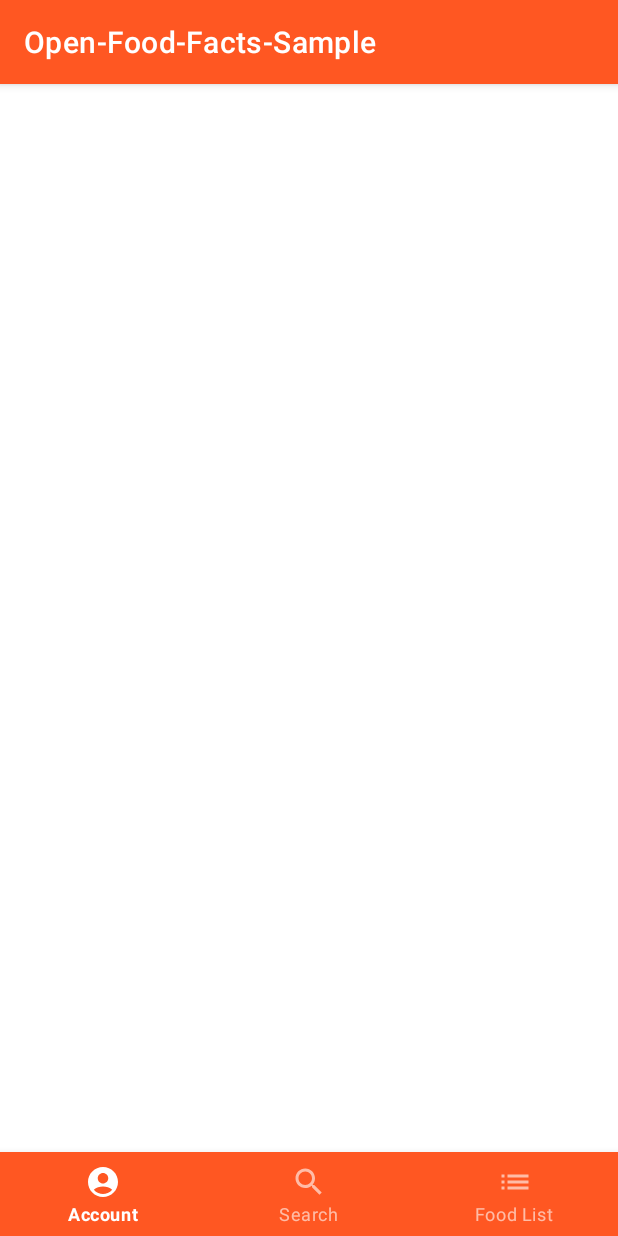
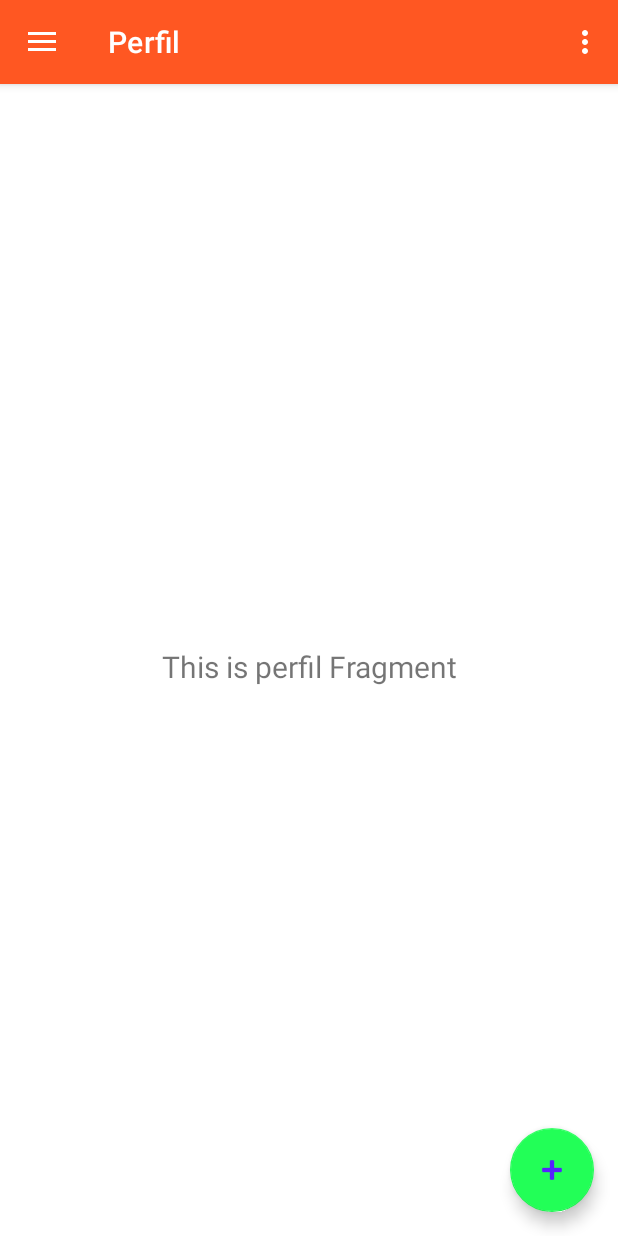
Before and after one commit to gmzucolo/open-food-sample, an Android app: the screen it shows after launch (MainActivity before the commit, NavigationActivity after it), on a phone screen of 412 x 824 dp. Run offline under Robolectric (Android 15) with nearby library versions, the phone set to English and light mode, and no system bars; our stand-ins replace navigation-ui.

Commit message:
navigation done

```diff
--- a/app/src/main/java/com/example/open_food_facts_sample/ui/NavigationActivity.kt
+++ b/app/src/main/java/com/example/open_food_facts_sample/ui/NavigationActivity.kt
@@ -38,7 +38,7 @@ class NavigationActivity : AppCompatActivity() {
         // menu should be considered as top level destinations.
         appBarConfiguration = AppBarConfiguration(
             setOf(
-                R.id.nav_home, R.id.nav_account, R.id.nav_food
+                R.id.nav_perfil, R.id.nav_config, R.id.nav_food
             ), drawerLayout
         )
         setupActionBarWithNavController(navController, appBarConfiguration)
--- a/app/src/main/java/com/example/open_food_facts_sample/ui/SplashActivity.kt
+++ b/app/src/main/java/com/example/open_food_facts_sample/ui/SplashActivity.kt
@@ -20,7 +20,7 @@ class SplashActivity : AppCompatActivity() {
     }
 
     private fun openHomeFragment() {
-        val intent = Intent(this@SplashActivity, MainActivity::class.java)
+        val intent = Intent(this@SplashActivity, NavigationActivity::class.java)
         startActivity(intent)
         finish()
     }
--- a/app/src/main/java/com/example/open_food_facts_sample/ui/ui/home/HomeViewModel.kt
+++ b/app/src/main/java/com/example/open_food_facts_sample/ui/ui/gallery/ConfigViewModel.kt
@@ -1,13 +1,13 @@
-package com.example.open_food_facts_sample.ui.ui.home
+package com.example.open_food_facts_sample.ui.ui.gallery
 
 import androidx.lifecycle.LiveData
 import androidx.lifecycle.MutableLiveData
 import androidx.lifecycle.ViewModel
 
-class HomeViewModel : ViewModel() {
+class ConfigViewModel : ViewModel() {
 
     private val _text = MutableLiveData<String>().apply {
-        value = "This is home Fragment"
+        value = "This is config Fragment"
     }
     val text: LiveData<String> = _text
 }
--- a/app/src/main/java/com/example/open_food_facts_sample/ui/ui/gallery/AccountFragment.kt
+++ b/app/src/main/java/com/example/open_food_facts_sample/ui/ui/home/PerfilFragment.kt
@@ -1,4 +1,4 @@
-package com.example.open_food_facts_sample.ui.ui.gallery
+package com.example.open_food_facts_sample.ui.ui.home
 
 import android.os.Bundle
 import android.view.LayoutInflater
@@ -7,11 +7,11 @@ import android.view.ViewGroup
 import android.widget.TextView
 import androidx.fragment.app.Fragment
 import androidx.lifecycle.ViewModelProvider
-import com.example.open_food_facts_sample.databinding.FragmentAccountBinding
+import com.example.open_food_facts_sample.databinding.FragmentPerfilBinding
 
-class AccountFragment : Fragment() {
+class PerfilFragment : Fragment() {
 
-    private var _binding: FragmentAccountBinding? = null
+    private var _binding: FragmentPerfilBinding? = null
 
     // This property is only valid between onCreateView and
     // onDestroyView.
@@ -22,14 +22,14 @@ class AccountFragment : Fragment() {
         container: ViewGroup?,
         savedInstanceState: Bundle?
     ): View {
-        val accountViewModel =
-            ViewModelProvider(this).get(AccountViewModel::class.java)
+        val perfilViewModel =
+            ViewModelProvider(this).get(PerfilViewModel::class.java)
 
-        _binding = FragmentAccountBinding.inflate(inflater, container, false)
+        _binding = FragmentPerfilBinding.inflate(inflater, container, false)
         val root: View = binding.root
 
-        val textView: TextView = binding.textGallery
-        accountViewModel.text.observe(viewLifecycleOwner) {
+        val textView: TextView = binding.textPerfil
+        perfilViewModel.text.observe(viewLifecycleOwner) {
             textView.text = it
         }
         return root
--- a/app/src/main/java/com/example/open_food_facts_sample/ui/ui/gallery/AccountViewModel.kt
+++ b/app/src/main/java/com/example/open_food_facts_sample/ui/ui/home/PerfilViewModel.kt
@@ -1,13 +1,13 @@
-package com.example.open_food_facts_sample.ui.ui.gallery
+package com.example.open_food_facts_sample.ui.ui.home
 
 import androidx.lifecycle.LiveData
 import androidx.lifecycle.MutableLiveData
 import androidx.lifecycle.ViewModel
 
-class AccountViewModel : ViewModel() {
+class PerfilViewModel : ViewModel() {
 
     private val _text = MutableLiveData<String>().apply {
-        value = "This is conta Fragment"
+        value = "This is perfil Fragment"
     }
     val text: LiveData<String> = _text
 }
--- /dev/null
+++ b/app/src/main/res/drawable/ic_menu_config.xml
@@ -0,0 +1,5 @@
+<vector android:height="24dp" android:tint="#000000"
+    android:viewportHeight="24" android:viewportWidth="24"
+    android:width="24dp" xmlns:android="http://schemas.android.com/apk/res/android">
+    <path android:fillColor="@android:color/white" android:pathData="M12,8c1.1,0 2,-0.9 2,-2s-0.9,-2 -2,-2 -2,0.9 -2,2 0.9,2 2,2zM12,10c-1.1,0 -2,0.9 -2,2s0.9,2 2,2 2,-0.9 2,-2 -0.9,-2 -2,-2zM12,16c-1.1,0 -2,0.9 -2,2s0.9,2 2,2 2,-0.9 2,-2 -0.9,-2 -2,-2z"/>
+</vector>
--- /dev/null
+++ b/app/src/main/res/drawable/ic_menu_logout.xml
@@ -0,0 +1,5 @@
+<vector android:height="24dp" android:tint="#000000"
+    android:viewportHeight="24" android:viewportWidth="24"
+    android:width="24dp" xmlns:android="http://schemas.android.com/apk/res/android">
+    <path android:fillColor="@android:color/white" android:pathData="M11,7L9.6,8.4l2.6,2.6H2v2h10.2l-2.6,2.6L11,17l5,-5L11,7zM20,19h-8v2h8c1.1,0 2,-0.9 2,-2V5c0,-1.1 -0.9,-2 -2,-2h-8v2h8V19z"/>
+</vector>
--- a/app/src/main/res/layout/fragment_home.xml
+++ b/app/src/main/res/layout/fragment_config.xml
@@ -4,10 +4,10 @@
     xmlns:tools="http://schemas.android.com/tools"
     android:layout_width="match_parent"
     android:layout_height="match_parent"
-    tools:context=".ui.ui.home.HomeFragment">
+    tools:context=".ui.ui.gallery.ConfigFragment">
 
     <TextView
-        android:id="@+id/text_home"
+        android:id="@+id/text_config"
         android:layout_width="match_parent"
         android:layout_height="wrap_content"
         android:layout_marginStart="8dp"
--- a/app/src/main/res/layout/fragment_account.xml
+++ b/app/src/main/res/layout/fragment_perfil.xml
@@ -4,10 +4,10 @@
     xmlns:tools="http://schemas.android.com/tools"
     android:layout_width="match_parent"
     android:layout_height="match_parent"
-    tools:context=".ui.ui.gallery.AccountFragment">
+    tools:context=".ui.ui.home.PerfilFragment">
 
     <TextView
-        android:id="@+id/text_gallery"
+        android:id="@+id/text_perfil"
         android:layout_width="match_parent"
         android:layout_height="wrap_content"
         android:layout_marginStart="8dp"
--- a/app/src/main/res/menu/activity_main_drawer.xml
+++ b/app/src/main/res/menu/activity_main_drawer.xml
@@ -5,16 +5,20 @@
 
     <group android:checkableBehavior="single">
         <item
-            android:id="@+id/nav_home"
-            android:icon="@drawable/ic_menu_camera"
-            android:title="@string/menu_home" />
+            android:id="@+id/nav_perfil"
+            android:icon="@drawable/ic_menu_account"
+            android:title="@string/menu_perfil" />
         <item
-            android:id="@+id/nav_account"
-            android:icon="@drawable/ic_menu_gallery"
-            android:title="Conta" />
+            android:id="@+id/nav_config"
+            android:icon="@drawable/ic_menu_config"
+            android:title="@string/menu_configuracoes" />
         <item
             android:id="@+id/nav_food"
-            android:icon="@drawable/ic_menu_slideshow"
-            android:title="Alimentos" />
+            android:icon="@drawable/ic_menu_list"
+            android:title="@string/menu_alimentos" />
+        <item
+            android:id="@+id/nav_logout"
+            android:icon="@drawable/ic_menu_logout"
+            android:title="@string/menu_logout" />
     </group>
 </menu>
--- a/app/src/main/res/menu/bottom_navigation_items.xml
+++ b/app/src/main/res/menu/bottom_navigation_items.xml
@@ -1,15 +1,15 @@
 <?xml version="1.0" encoding="utf-8"?>
 <menu xmlns:android="http://schemas.android.com/apk/res/android">
     <item
-        android:id="@+id/nav_account"
-        android:icon="@drawable/ic_account"
+        android:id="@+id/nav_config"
+        android:icon="@drawable/ic_menu_account"
         android:title="Account" />
     <item
-        android:id="@+id/nav_home"
+        android:id="@+id/nav_perfil"
         android:icon="@drawable/ic_search"
         android:title="Search" />
     <item
         android:id="@+id/nav_food"
-        android:icon="@drawable/ic_list"
+        android:icon="@drawable/ic_menu_list"
         android:title="Food List" />
 </menu>
--- a/app/src/main/res/navigation/mobile_navigation.xml
+++ b/app/src/main/res/navigation/mobile_navigation.xml
@@ -3,19 +3,19 @@
     xmlns:app="http://schemas.android.com/apk/res-auto"
     xmlns:tools="http://schemas.android.com/tools"
     android:id="@+id/mobile_navigation"
-    app:startDestination="@+id/nav_home">
+    app:startDestination="@+id/nav_perfil">
 
     <fragment
-        android:id="@+id/nav_home"
-        android:name="com.example.open_food_facts_sample.ui.ui.home.HomeFragment"
-        android:label="@string/menu_home"
-        tools:layout="@layout/fragment_home" />
+        android:id="@+id/nav_perfil"
+        android:name="com.example.open_food_facts_sample.ui.ui.home.PerfilFragment"
+        android:label="@string/menu_perfil"
+        tools:layout="@layout/fragment_perfil" />
 
     <fragment
-        android:id="@+id/nav_account"
-        android:name="com.example.open_food_facts_sample.ui.ui.gallery.AccountFragment"
+        android:id="@+id/nav_config"
+        android:name="com.example.open_food_facts_sample.ui.ui.gallery.ConfigFragment"
         android:label="Conta"
-        tools:layout="@layout/fragment_account" />
+        tools:layout="@layout/fragment_config" />
 
     <fragment
         android:id="@+id/nav_food"
--- a/app/src/main/res/values/strings.xml
+++ b/app/src/main/res/values/strings.xml
@@ -9,7 +9,8 @@
     <string name="nav_header_desc">Navigation header</string>
     <string name="action_settings">Settings</string>
 
-    <string name="menu_home">Home</string>
-    <string name="menu_gallery">Gallery</string>
-    <string name="menu_slideshow">Slideshow</string>
+    <string name="menu_perfil">Perfil</string>
+    <string name="menu_configuracoes">Configurações</string>
+    <string name="menu_alimentos">Alimentos</string>
+    <string name="menu_logout">Sair</string>
 </resources>
```
Also changed, not shown: app/src/main/java/com/example/open_food_facts_sample/ui/ui/gallery/ConfigFragment.kt (renamed from app/src/main/java/com/example/open_food_facts_sample/ui/ui/home/HomeFragment.kt, +9 -9 lines), app/src/main/res/drawable/ic_menu_account.xml (renamed from app/src/main/res/drawable/ic_account.xml), app/src/main/res/drawable/ic_menu_list.xml (renamed from app/src/main/res/drawable/ic_list.xml).
